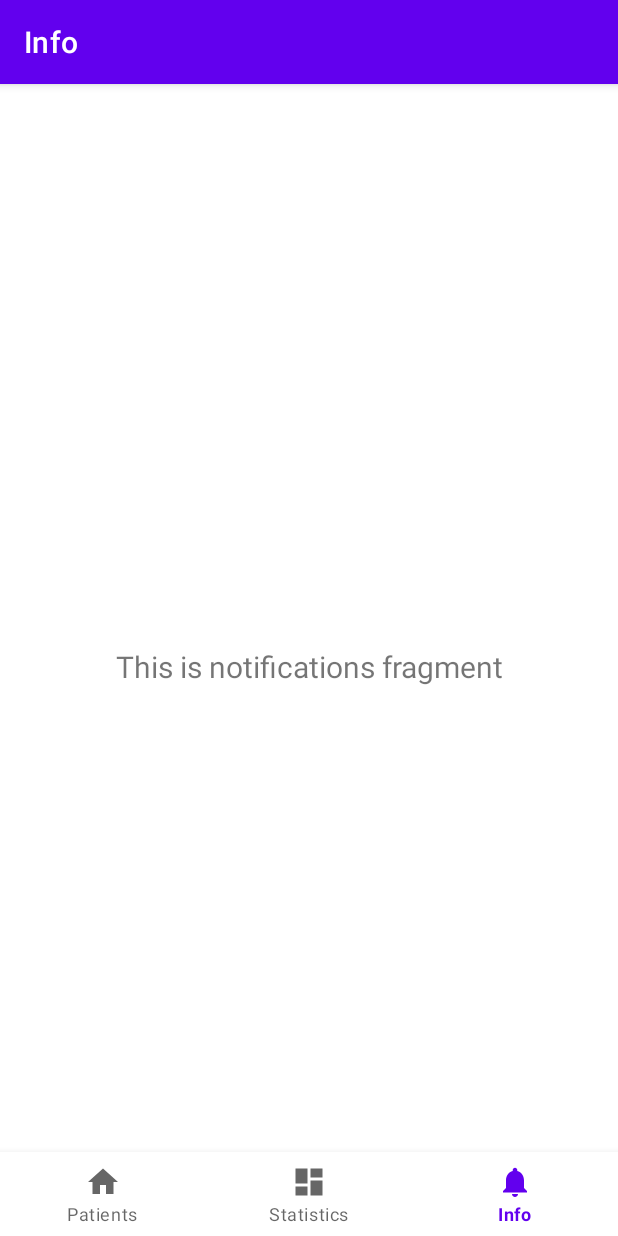
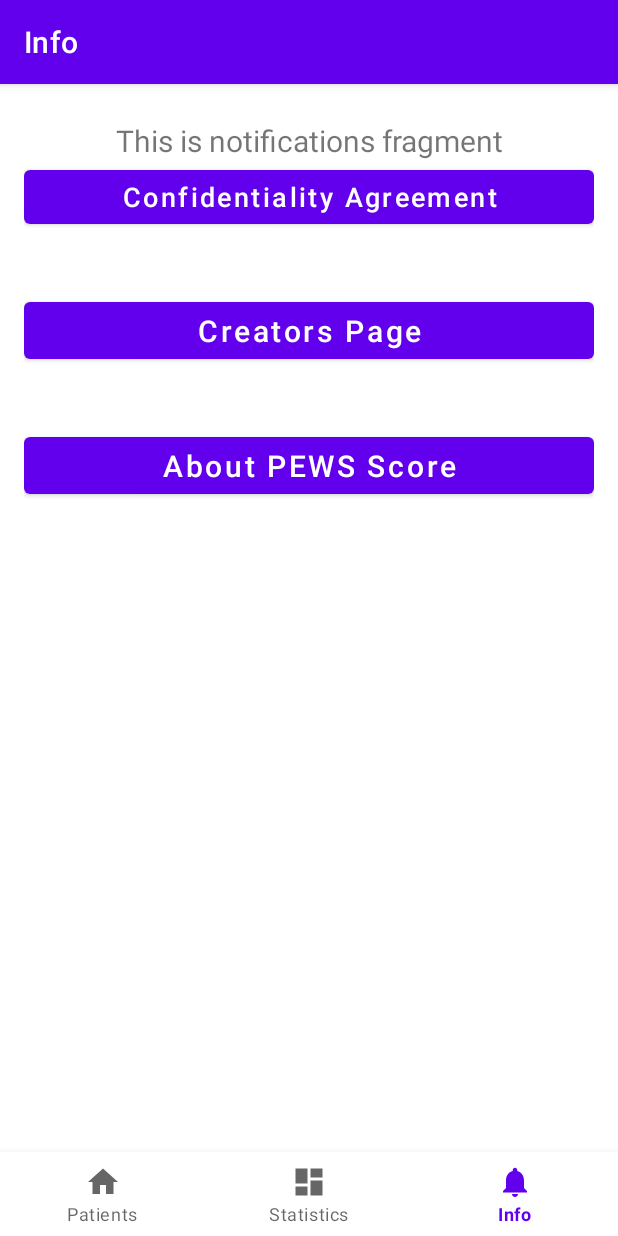
Before and after one commit to mustnap/HCWAssistsAppV3, an Android app: the screen it shows after launch (MainActivity), item 3 of the bottom bar chosen, on a phone screen of 412 x 824 dp. Run offline under Robolectric (Android 15) with nearby library versions, the phone set to English and light mode, and no system bars; our stand-ins replace navigation-ui.

Commit message:
setup DB

```diff
--- a/app/src/main/java/my/bloo/hcwassists/MyDatabaseHelper.java
+++ b/app/src/main/java/my/bloo/hcwassists/MyDatabaseHelper.java
@@ -31,6 +31,14 @@ public class MyDatabaseHelper extends SQLiteOpenHelper {
     private static final String COLUMN_AGE = "age";
     private static final String COLUMN_DOB = "dob";
 
+
+    private static final String TABLE_NAME2 = "patient_reading";
+    private static final String COLUMN_ID2 = "_id";
+    private static final String COLUMN_NAME2 = "name";
+    private static final String COLUMN_AGE2 = "age";
+    private static final String COLUMN_DOB2 = "dob";
+
+
     public MyDatabaseHelper(@Nullable Context context) {
         super(context, DATABASE_NAME, null, DATABASE_VERSION);
         this.context = context;
@@ -39,6 +47,11 @@ public class MyDatabaseHelper extends SQLiteOpenHelper {
     @Override
     public void onCreate(SQLiteDatabase db) {
         String query = "CREATE TABLE " + TABLE_NAME +
+                " (" + COLUMN_ID + " INTEGER PRIMARY KEY AUTOINCREMENT, " +
+                COLUMN_NAME + " TEXT, " +
+                COLUMN_AGE + " INTEGER, " +
+                COLUMN_DOB + " TEXT);";
+        String query2 = "CREATE TABLE " + TABLE_NAME +
                 " (" + COLUMN_ID + " INTEGER PRIMARY KEY AUTOINCREMENT, " +
                 COLUMN_NAME + " TEXT, " +
                 COLUMN_AGE + " INTEGER, " +
--- a/app/src/main/java/my/bloo/hcwassists/ui/home/HomeFragment.java
+++ b/app/src/main/java/my/bloo/hcwassists/ui/home/HomeFragment.java
@@ -6,7 +6,6 @@ import android.os.Bundle;
 import android.view.LayoutInflater;
 import android.view.View;
 import android.view.ViewGroup;
-import android.widget.TextView;
 
 import androidx.annotation.NonNull;
 import androidx.fragment.app.Fragment;
@@ -18,10 +17,8 @@ import com.google.android.material.floatingactionbutton.FloatingActionButton;
 
 import java.util.ArrayList;
 
-import my.bloo.hcwassists.AddActivity;
 import my.bloo.hcwassists.AddNewPatient;
 import my.bloo.hcwassists.CustomAdapter;
-import my.bloo.hcwassists.MainActivity;
 import my.bloo.hcwassists.MyDatabaseHelper;
 import my.bloo.hcwassists.R;
 import my.bloo.hcwassists.databinding.FragmentHomeBinding;
--- a/app/src/main/res/layout/fragment_notifications.xml
+++ b/app/src/main/res/layout/fragment_notifications.xml
@@ -1,10 +1,21 @@
 <?xml version="1.0" encoding="utf-8"?>
-<androidx.constraintlayout.widget.ConstraintLayout xmlns:android="http://schemas.android.com/apk/res/android"
+<LinearLayout xmlns:android="http://schemas.android.com/apk/res/android"
     xmlns:app="http://schemas.android.com/apk/res-auto"
     xmlns:tools="http://schemas.android.com/tools"
     android:layout_width="match_parent"
     android:layout_height="match_parent"
-    tools:context=".ui.notifications.NotificationsFragment">
+    android:orientation="vertical"
+    android:padding="16dp"
+    tools:context=".AddNewPatient">
+
+    <ScrollView
+        android:layout_width="fill_parent"
+        android:layout_height="wrap_content">
+
+        <LinearLayout
+            android:layout_width="fill_parent"
+            android:layout_height="fill_parent"
+            android:orientation="vertical">
 
             <TextView
                 android:id="@+id/text_notifications"
@@ -19,4 +30,43 @@
                 app:layout_constraintEnd_toEndOf="parent"
                 app:layout_constraintStart_toStartOf="parent"
                 app:layout_constraintTop_toTopOf="parent" />
-</androidx.constraintlayout.widget.ConstraintLayout>
+
+            <!--button to open the material design date picker dialog-->
+            <Button
+                android:id="@+id/conf_agreement_button"
+                android:layout_width="match_parent"
+                android:layout_height="wrap_content"
+                android:layout_gravity="center"
+                android:layout_marginTop="0dp"
+                android:textAllCaps="false"
+                android:text="Confidentiality Agreement"
+                app:layout_constraintEnd_toEndOf="parent"
+                app:layout_constraintStart_toStartOf="parent"
+                android:textSize="18sp"  />
+
+            <Button
+                android:id="@+id/creators_page_button"
+                android:layout_width="match_parent"
+                android:layout_height="50dp"
+                android:layout_marginTop="40dp"
+                android:text="Creators Page"
+                android:textSize="20sp"
+                android:textAllCaps="false"
+                app:layout_constraintEnd_toEndOf="parent"
+                app:layout_constraintStart_toStartOf="parent"
+                app:layout_constraintTop_toBottomOf="@+id/pick_date_button" />
+
+            <Button
+                android:id="@+id/about_pews_button"
+                android:layout_width="match_parent"
+                android:layout_height="50dp"
+                android:layout_marginTop="40dp"
+                android:text="About PEWS Score"
+                android:textSize="20sp"
+                android:textAllCaps="false"
+                app:layout_constraintEnd_toEndOf="parent"
+                app:layout_constraintStart_toStartOf="parent"
+                app:layout_constraintTop_toBottomOf="@+id/pick_date_button" />
+        </LinearLayout>
+    </ScrollView>
+</LinearLayout>
```
Also changed, not shown: app/src/main/AndroidManifest.xml (+0 -9 lines), app/src/main/java/my/bloo/hcwassists/AddActivity.java (deleted, +0 -14 lines), app/src/main/res/layout/activity_add.xml (deleted, +0 -22 lines). Lines whose indentation alone changed are shown as unchanged.
